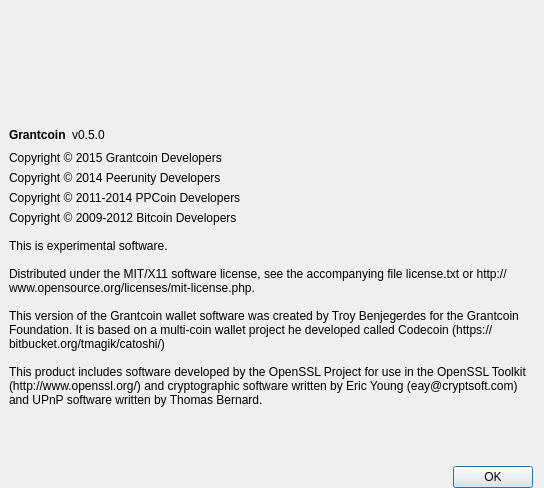
This is src/qt/forms/aboutdialog.ui in grantcoin/grantcoin-new as Qt 5 draws it before an edit. The edited form follows.
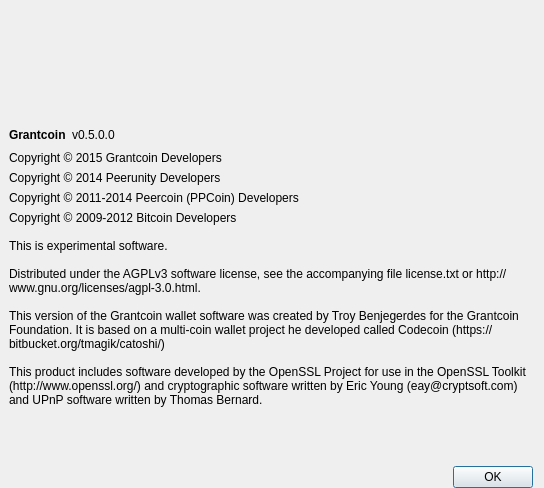
This is the edited form. Icons and pictures are not drawn.

Commit message: change license info to AGPLv3

```diff
--- a/src/qt/forms/aboutdialog.ui
+++ b/src/qt/forms/aboutdialog.ui
@@ -82,7 +82,7 @@
        <item>
         <widget class="QLabel" name="versionLabel">
          <property name="text">
-          <string notr="true">v0.5.0</string>
+          <string notr="true">v0.5.0.0</string>
          </property>
          <property name="textFormat">
           <enum>Qt::RichText</enum>
@@ -136,7 +136,7 @@
      <item>
       <widget class="QLabel" name="label_ppcoin_copyright">
        <property name="text">
-        <string>Copyright © 2011-2014 PPCoin Developers</string>
+        <string>Copyright © 2011-2014 Peercoin (PPCoin) Developers</string>
        </property>
        <property name="wordWrap">
         <bool>true</bool>
@@ -153,7 +153,7 @@
 
 This is experimental software.
 
-Distributed under the MIT/X11 software license, see the accompanying file license.txt or http://www.opensource.org/licenses/mit-license.php.
+Distributed under the AGPLv3 software license, see the accompanying file license.txt or http://www.gnu.org/licenses/agpl-3.0.html.
 
 This version of the Grantcoin wallet software was created by Troy Benjegerdes for the Grantcoin Foundation. It is based on a multi-coin wallet project he developed called Codecoin (https://bitbucket.org/tmagik/catoshi/)
 
```
